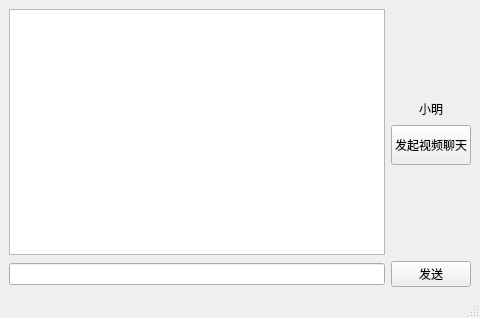
Before: the Qt Designer form UI/untitled.ui in ZihuanLing/PyChat, drawn with Qt 5.
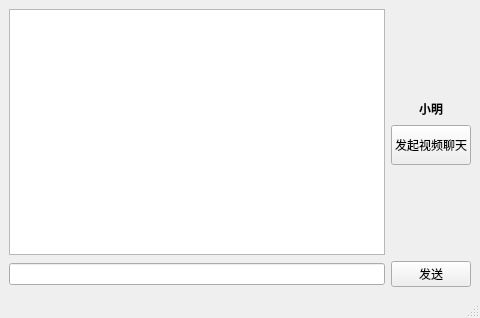
After: the same form once the commit is applied. Icons and pictures are not drawn.

```diff
--- a/UI/untitled.ui
+++ b/UI/untitled.ui
@@ -51,6 +51,13 @@
           <height>20</height>
          </size>
         </property>
+        <property name="font">
+         <font>
+          <family>Adobe Arabic</family>
+          <weight>75</weight>
+          <bold>true</bold>
+         </font>
+        </property>
         <property name="text">
          <string>小明</string>
         </property>
```
Left out of the diff: 11 changed lines with no effect on the pictures.
